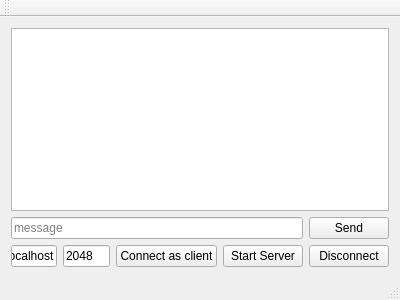
Qt form ChatClient/chatwindow.ui (enra64/KommunikationUndNetze) before a commit.
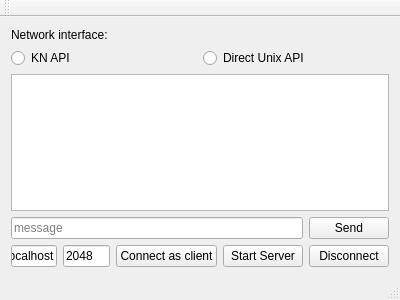
The same form after that commit.

What changed in the file:
```diff
--- a/ChatClient/chatwindow.ui
+++ b/ChatClient/chatwindow.ui
@@ -16,7 +16,32 @@
   <widget class="QWidget" name="centralWidget">
    <layout class="QGridLayout" name="gridLayout">
     <item row="0" column="0">
-     <layout class="QVBoxLayout" name="verticalLayout" stretch="0,0">
+     <layout class="QVBoxLayout" name="verticalLayout" stretch="0,0,0,0">
+      <item>
+       <widget class="QLabel" name="label">
+        <property name="text">
+         <string>Network interface:</string>
+        </property>
+       </widget>
+      </item>
+      <item>
+       <layout class="QHBoxLayout" name="horizontalLayout_3">
+        <item>
+         <widget class="QRadioButton" name="knApiRadio">
+          <property name="text">
+           <string>KN API</string>
+          </property>
+         </widget>
+        </item>
+        <item>
+         <widget class="QRadioButton" name="unixApiRadio">
+          <property name="text">
+           <string>Direct Unix API</string>
+          </property>
+         </widget>
+        </item>
+       </layout>
+      </item>
       <item>
        <widget class="QTextBrowser" name="chatHistory"/>
       </item>
```
